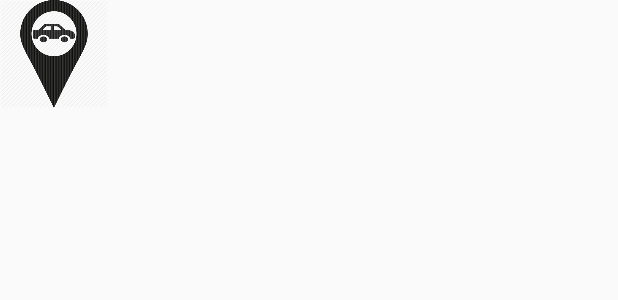
After one commit to AnkitPandey14ap/CarBuddiesSample, an Android app: the layout marker.xml on its own in the app's theme, with its tools: preview values and no code run, on a phone screen of 412 x 824 dp. The commit adds this screen. Shown: the top 300 px of the screen. Run offline under Robolectric (Android 15) with nearby library versions, the phone set to English and light mode, and no system bars.

Commit message:
initial comment

```diff
--- a/app/src/main/res/layout/activity_maps.xml
+++ b/app/src/main/res/layout/activity_maps.xml
@@ -28,7 +28,7 @@ tools:context="ankit.applespace.carbuddies.Activities.MapsActivity" >
             android:gravity="center"
 
             android:text="xxxxx"
-            android:textAppearance="?android:attr/textAppearanceMedium"
+            android:textAppearance="?android:attr/textAppearanceLarge"
             app:charIncrease="3"
             app:typerSpeed="80" />
         <com.hanks.htextview.typer.TyperTextView
@@ -37,8 +37,8 @@ tools:context="ankit.applespace.carbuddies.Activities.MapsActivity" >
             android:layout_weight="1"
             android:layout_height="wrap_content"
             android:gravity="center"
-            android:text="Connection"
-            android:textAppearance="?android:attr/textAppearanceMedium"
+            android:text="Connecting"
+            android:textAppearance="?android:attr/textAppearanceLarge"
             app:charIncrease="3"
             android:background="@color/colorPrimary" />
 
--- /dev/null
+++ b/app/src/main/res/layout/marker.xml
@@ -0,0 +1,13 @@
+<?xml version="1.0" encoding="utf-8"?>
+<FrameLayout xmlns:android="http://schemas.android.com/apk/res/android"
+    android:id="@+id/custom_marker_view"
+    android:layout_width="72dp"
+    android:layout_height="72dp">
+
+    <ImageView
+        android:id="@+id/profile_image"
+        android:layout_width="72dp"
+        android:layout_height="72dp"
+        android:layout_gravity="center_horizontal"
+        android:src="@drawable/ic_marker" />
+</FrameLayout>
```
Also changed, not shown: app/src/main/java/ankit/applespace/carbuddies/Activities/MapsActivity.java (+38 -7 lines), app/src/main/res/drawable/ic_marker.png (added).
